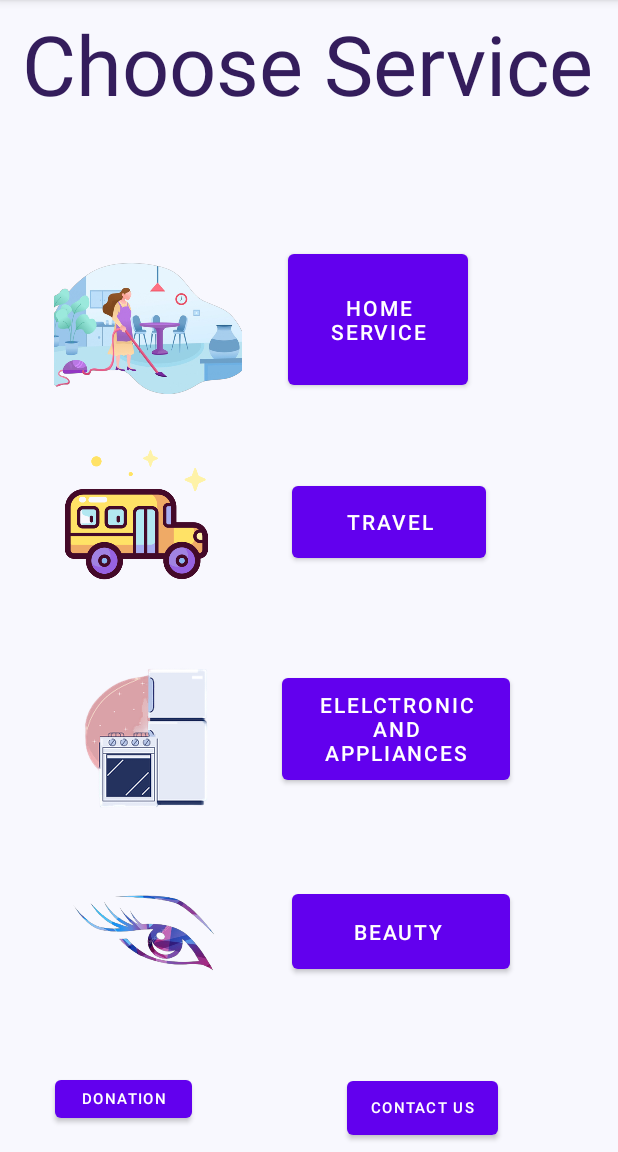
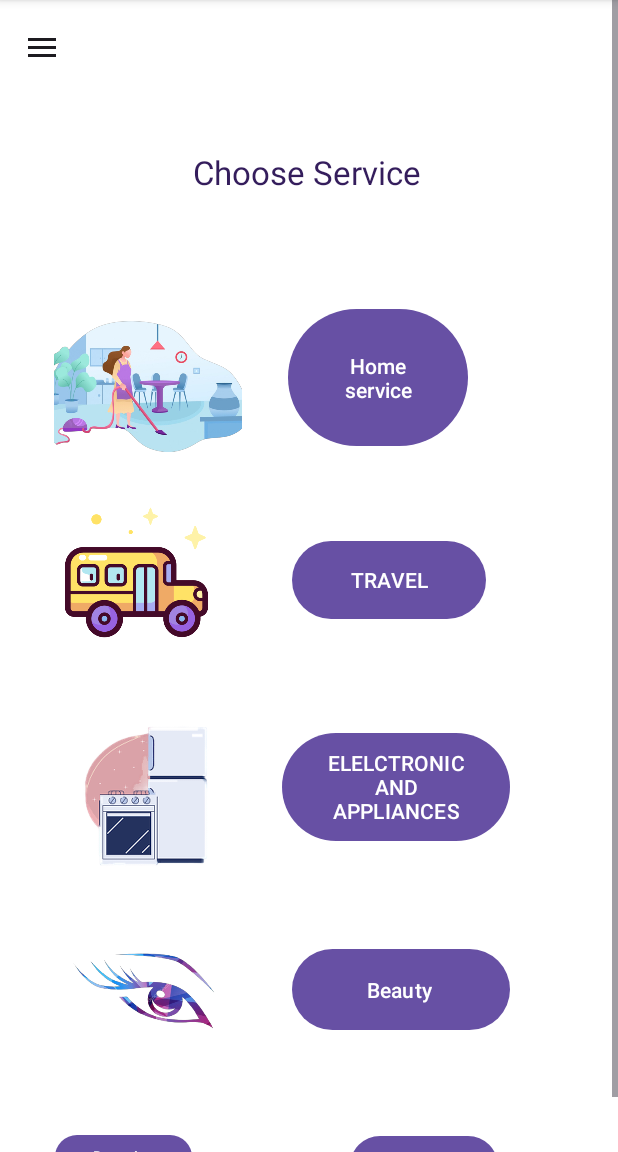
Before and after one commit to galibmahmudjim/Amenite, an Android app: the CustomerHomeActivity screen opened directly, with no data from a screen before it, on a phone screen of 412 x 824 dp, the part 84-1236 px from its top. Run offline under Robolectric (Android 15) with nearby library versions, the phone set to English and light mode, and no system bars; 1 statement that could not run was skipped.

Commit message:
Customer home activity drawerlayout added

```diff
--- a/app/build.gradle
+++ b/app/build.gradle
@@ -43,7 +43,7 @@ dependencies {
     implementation platform('com.google.firebase:firebase-bom:30.4.0')
     implementation 'com.google.firebase:firebase-auth'
     implementation 'com.google.firebase:firebase-firestore'
-    implementation 'androidx.appcompat:appcompat:1.4.2'
+    implementation 'androidx.appcompat:appcompat:1.5.0'
     implementation 'com.google.android.material:material:1.6.1'
     implementation 'androidx.constraintlayout:constraintlayout:2.1.4'
     implementation 'androidx.annotation:annotation:1.4.0'
@@ -51,6 +51,7 @@ dependencies {
     implementation 'androidx.lifecycle:lifecycle-viewmodel-ktx:2.5.1'
     implementation 'com.google.firebase:firebase-database:20.0.5'
     implementation 'com.google.firebase:firebase-analytics:17.2.2'
+    implementation 'com.google.android.material:material:1.0.0'
     testImplementation 'junit:junit:4.13.2'
     androidTestImplementation 'androidx.test.ext:junit:1.1.3'
     androidTestImplementation 'androidx.test.espresso:espresso-core:3.4.0'
--- a/app/src/main/AndroidManifest.xml
+++ b/app/src/main/AndroidManifest.xml
@@ -65,10 +65,10 @@
             android:exported="false" />
         <activity
             android:name=".MainActivity"
+            android:theme="@style/Theme.AppCompat.NoActionBar"
             android:exported="true" >
             <intent-filter>
                 <action android:name="android.intent.action.MAIN" />
-
                 <category android:name="android.intent.category.LAUNCHER" />
             </intent-filter>
         </activity>
--- a/app/src/main/java/com/example/amenite/Customer/CustomerHomeActivity.java
+++ b/app/src/main/java/com/example/amenite/Customer/CustomerHomeActivity.java
@@ -1,10 +1,16 @@
 package com.example.amenite.Customer;
 
+import androidx.annotation.NonNull;
+import androidx.appcompat.app.ActionBarDrawerToggle;
 import androidx.appcompat.app.AppCompatActivity;
+import androidx.appcompat.widget.Toolbar;
+import androidx.core.view.GravityCompat;
+import androidx.drawerlayout.widget.DrawerLayout;
 
 import android.content.Intent;
 import android.os.Bundle;
 import android.util.Log;
+import android.view.MenuItem;
 import android.view.View;
 import android.widget.Button;
 
@@ -14,22 +20,39 @@ import com.example.amenite.Customer.Services.BeautyServiceActivity;
 import com.example.amenite.Customer.Services.ElecrtronicandAppliancesServiceActivity;
 import com.example.amenite.Customer.Services.HomeServiceActivity;
 import com.example.amenite.Customer.Services.TravelServiceActivites;
+import com.google.android.material.navigation.NavigationView;
 
 public class CustomerHomeActivity extends AppCompatActivity {
     private static final String TAG = "Amenite_check";
+    private Button customerHomeActivityTravelButton;
+    private Button customerHomeActivityHomeserviceButton;
+    private Button customerHomeActivityContactusButton;
+    private Button customerHomeActivityDonationButton;
+    private Button customerHomeActivityBeautyButton;
+    private Button customerHomeActivityElectronicandappliancesButton;
+    private DrawerLayout customerHomeActivityDrawerlayout;
+    private NavigationView customerHomeActivityNavigationview;
+    private Toolbar customerHomeActivityToolbar;
 
     @Override
     protected void onCreate(Bundle savedInstanceState) {
         User user = new User();
         super.onCreate(savedInstanceState);
         setContentView(R.layout.activity_customer_home);
-       Button customerHomeActivityTravelButton = findViewById(R.id.CustomerHomeActivityTravelButton);
-       Button customerHomeActivityHomeserviceButton = findViewById(R.id.CustomerHomeActivityHomeserviceButton);
-       Button customerHomeActivityContactusButton = findViewById(R.id.CustomerHomeActivityContactusButton);
-       Button customerHomeActivityDonationButton = findViewById(R.id.CustomerHomeActivityDonationButton);
-       Button customerHomeActivityBeautyButton = findViewById(R.id.CustomerHomeActivityBeautyButton);
+        customerHomeActivityTravelButton = findViewById(R.id.CustomerHomeActivityTravelButton);
+        customerHomeActivityHomeserviceButton = findViewById(R.id.CustomerHomeActivityHomeserviceButton);
+        customerHomeActivityContactusButton = findViewById(R.id.CustomerHomeActivityContactusButton);
+        customerHomeActivityDonationButton = findViewById(R.id.CustomerHomeActivityDonationButton);
+        customerHomeActivityBeautyButton = findViewById(R.id.CustomerHomeActivityBeautyButton);
         Button customerHomeActivityElectronicandappliancesButton = findViewById(R.id.CustomerHomeActivityElectronicandappliancesButton);
-        Log.d(TAG, "onCreate: "+user.Username);
+        customerHomeActivityDrawerlayout = findViewById(R.id.customer_drawer_layout);
+        customerHomeActivityNavigationview = findViewById(R.id.customerHomeActivityNavigationview);
+        customerHomeActivityToolbar = findViewById(R.id.customerHomeActivityToolbar);
+        customerHomeActivityNavigationview.bringToFront();
+        setSupportActionBar(customerHomeActivityToolbar);
+        ActionBarDrawerToggle toggle = new ActionBarDrawerToggle(this, customerHomeActivityDrawerlayout, customerHomeActivityToolbar, R.string.navigation_drawer_open, R.string.navigation_drawer_close);
+        customerHomeActivityDrawerlayout.addDrawerListener(toggle);
+        toggle.syncState();
         customerHomeActivityHomeserviceButton.setOnClickListener(new View.OnClickListener() {
             @Override
             public void onClick(View view) {
@@ -68,5 +91,17 @@ public class CustomerHomeActivity extends AppCompatActivity {
                 startActivity(new Intent(CustomerHomeActivity.this, ContactUsActivity.class));
             }
         });
+
+    }
+
+    @Override
+    public void onBackPressed() {
+        if (customerHomeActivityDrawerlayout.isDrawerOpen(GravityCompat.START)) {
+            customerHomeActivityDrawerlayout.closeDrawer(GravityCompat.START);
+        } else {
+            super.onBackPressed();
         }
     }
+    dr
+
+}
--- a/app/src/main/java/com/example/amenite/MainActivity.java
+++ b/app/src/main/java/com/example/amenite/MainActivity.java
@@ -19,7 +19,7 @@ public class MainActivity extends AppCompatActivity {
     protected void onCreate(Bundle savedInstanceState) {
         super.onCreate(savedInstanceState);
         setContentView(R.layout.activity_main);
-        getSupportActionBar().hide();
+        //getSupportActionBar().hide();
         new Handler(Looper.getMainLooper()).postDelayed(new Runnable() {
             @Override
             public void run() {
--- a/app/src/main/java/com/example/amenite/Welcome.java
+++ b/app/src/main/java/com/example/amenite/Welcome.java
@@ -32,4 +32,13 @@ public class Welcome extends AppCompatActivity {
         });
 
     }
+
+    @Override
+    protected void onRestart() {
+        super.onRestart();
+        if(dBresources.firebaseUser!=null)
+        {
+          //  finish();
+        }
+    }
 }
--- /dev/null
+++ b/app/src/main/res/drawable/contactus_icon.xml
@@ -0,0 +1,5 @@
+<vector android:height="24dp" android:tint="#000000"
+    android:viewportHeight="24" android:viewportWidth="24"
+    android:width="24dp" xmlns:android="http://schemas.android.com/apk/res/android">
+    <path android:fillColor="@android:color/white" android:pathData="M11.5,2C6.81,2 3,5.81 3,10.5S6.81,19 11.5,19h0.5v3c4.86,-2.34 8,-7 8,-11.5C20,5.81 16.19,2 11.5,2zM12.5,16.5h-2v-2h2v2zM12.5,13h-2c0,-3.25 3,-3 3,-5 0,-1.1 -0.9,-2 -2,-2s-2,0.9 -2,2h-2c0,-2.21 1.79,-4 4,-4s4,1.79 4,4c0,2.5 -3,2.75 -3,5z"/>
+</vector>
--- /dev/null
+++ b/app/src/main/res/drawable/donation_icon.xml
@@ -0,0 +1,5 @@
+<vector android:height="24dp" android:tint="#000000"
+    android:viewportHeight="24" android:viewportWidth="24"
+    android:width="24dp" xmlns:android="http://schemas.android.com/apk/res/android">
+    <path android:fillColor="@android:color/white" android:pathData="M20,6h-2.18c0.11,-0.31 0.18,-0.65 0.18,-1 0,-1.66 -1.34,-3 -3,-3 -1.05,0 -1.96,0.54 -2.5,1.35l-0.5,0.67 -0.5,-0.68C10.96,2.54 10.05,2 9,2 7.34,2 6,3.34 6,5c0,0.35 0.07,0.69 0.18,1L4,6c-1.11,0 -1.99,0.89 -1.99,2L2,19c0,1.11 0.89,2 2,2h16c1.11,0 2,-0.89 2,-2L22,8c0,-1.11 -0.89,-2 -2,-2zM15,4c0.55,0 1,0.45 1,1s-0.45,1 -1,1 -1,-0.45 -1,-1 0.45,-1 1,-1zM9,4c0.55,0 1,0.45 1,1s-0.45,1 -1,1 -1,-0.45 -1,-1 0.45,-1 1,-1zM20,19L4,19v-2h16v2zM20,14L4,14L4,8h5.08L7,10.83 8.62,12 11,8.76l1,-1.36 1,1.36L15.38,12 17,10.83 14.92,8L20,8v6z"/>
+</vector>
--- /dev/null
+++ b/app/src/main/res/drawable/home_icon.xml
@@ -0,0 +1,5 @@
+<vector android:height="24dp" android:tint="#000000"
+    android:viewportHeight="24" android:viewportWidth="24"
+    android:width="24dp" xmlns:android="http://schemas.android.com/apk/res/android">
+    <path android:fillColor="@android:color/white" android:pathData="M10,20v-6h4v6h5v-8h3L12,3 2,12h3v8z"/>
+</vector>
--- /dev/null
+++ b/app/src/main/res/drawable/logout_icon.xml
@@ -0,0 +1,5 @@
+<vector android:height="24dp" android:tint="#000000"
+    android:viewportHeight="24" android:viewportWidth="24"
+    android:width="24dp" xmlns:android="http://schemas.android.com/apk/res/android">
+    <path android:fillColor="@android:color/white" android:pathData="M11,7L9.6,8.4l2.6,2.6H2v2h10.2l-2.6,2.6L11,17l5,-5L11,7zM20,19h-8v2h8c1.1,0 2,-0.9 2,-2V5c0,-1.1 -0.9,-2 -2,-2h-8v2h8V19z"/>
+</vector>
--- /dev/null
+++ b/app/src/main/res/drawable/menu.xml
@@ -0,0 +1,5 @@
+<vector android:height="24dp" android:tint="#000000"
+    android:viewportHeight="24" android:viewportWidth="24"
+    android:width="24dp" xmlns:android="http://schemas.android.com/apk/res/android">
+    <path android:fillColor="@android:color/white" android:pathData="M3,18h18v-2L3,16v2zM3,13h18v-2L3,11v2zM3,6v2h18L21,6L3,6z"/>
+</vector>
--- a/app/src/main/res/layout/activity_customer_home.xml
+++ b/app/src/main/res/layout/activity_customer_home.xml
@@ -1,19 +1,49 @@
 <?xml version="1.0" encoding="utf-8"?>
-<androidx.constraintlayout.widget.ConstraintLayout xmlns:android="http://schemas.android.com/apk/res/android"
+<androidx.drawerlayout.widget.DrawerLayout xmlns:android="http://schemas.android.com/apk/res/android"
     xmlns:app="http://schemas.android.com/apk/res-auto"
     xmlns:tools="http://schemas.android.com/tools"
     android:layout_width="match_parent"
     android:layout_height="match_parent"
     android:background="@color/ghost_white"
+    android:fitsSystemWindows="true"
+    android:theme="@style/Theme.Material3.Light.NoActionBar"
+    tools:context=".Customer.CustomerHomeActivity"
+    tools:openDrawer="start"
+    android:id="@+id/customer_drawer_layout">
 
-    tools:context=".Customer.CustomerHomeActivity">
+    <com.google.android.material.navigation.NavigationView
+        android:id="@+id/customerHomeActivityNavigationview"
+        android:layout_width="wrap_content"
+        android:layout_height="match_parent"
+        app:headerLayout="@layout/customer_menu_header"
+        app:menu="@menu/customer_menu"
+        android:layout_gravity="start"/>
+    <ScrollView
+        android:layout_width="match_parent"
+        android:layout_height="match_parent">
 
+        <androidx.constraintlayout.widget.ConstraintLayout
+            android:layout_width="match_parent"
+            android:layout_height="match_parent"
+            android:background="@color/white">
+            <androidx.appcompat.widget.Toolbar
+                android:id="@+id/customerHomeActivityToolbar"
+                android:layout_width="0dp"
+                android:layout_height="wrap_content"
+                android:background="#00008577"
+                android:minHeight="?attr/actionBarSize"
+                android:theme="?attr/actionBarTheme"
+                app:layout_constraintEnd_toEndOf="parent"
+                app:layout_constraintStart_toStartOf="parent"
+                app:layout_constraintTop_toTopOf="parent"
+                app:navigationIcon="@drawable/menu"
+                />
             <TextView
                 android:id="@+id/textView3"
                 android:layout_width="382dp"
-        android:layout_height="0dp"
+                android:layout_height="30dp"
                 android:layout_marginStart="13dp"
-        android:layout_marginTop="5dp"
+                android:layout_marginTop="100dp"
                 android:layout_marginEnd="16dp"
                 android:layout_marginBottom="623dp"
                 android:autoSizeTextType="uniform"
@@ -129,4 +159,8 @@
                 app:layout_constraintEnd_toEndOf="@+id/CustomerHomeActivityBeautyButton"
                 app:layout_constraintTop_toBottomOf="@+id/textView3"
                 app:layout_constraintVertical_bias="0.982" />
+
+
         </androidx.constraintlayout.widget.ConstraintLayout>
+    </ScrollView>
+</androidx.drawerlayout.widget.DrawerLayout>
--- /dev/null
+++ b/app/src/main/res/layout/customer_menu_header.xml
@@ -0,0 +1,18 @@
+<?xml version="1.0" encoding="utf-8"?>
+<LinearLayout
+    xmlns:tools="http://schemas.android.com/tools"
+    xmlns:app="http://schemas.android.com/apk/res-auto"
+    xmlns:android="http://schemas.android.com/apk/res/android"
+    android:layout_height="200dp"
+    android:layout_width="match_parent"
+    android:orientation="vertical"
+    android:background="@color/purple_200"
+    android:padding="20dp"
+    android:gravity="bottom">
+    <ImageView
+
+        android:layout_width="75dp"
+        android:layout_height="75dp"
+        android:src="@drawable/amenite_logo"/>
+
+</LinearLayout>
--- /dev/null
+++ b/app/src/main/res/menu/customer_menu.xml
@@ -0,0 +1,13 @@
+<?xml version="1.0" encoding="utf-8"?>
+<menu xmlns:android="http://schemas.android.com/apk/res/android">
+    <group android:checkableBehavior="single">
+        <item
+            android:id="@+id/customerMenuHome"
+            android:icon="@drawable/home_icon"
+            android:title="Home" />
+        <item
+            android:id="@+id/customerMenuLogout"
+            android:icon="@drawable/logout_icon"
+            android:title="Logout" />
+    </group>
+</menu>
--- a/app/src/main/res/values-night/themes.xml
+++ b/app/src/main/res/values-night/themes.xml
@@ -1,6 +1,6 @@
 <resources xmlns:tools="http://schemas.android.com/tools">
     <!-- Base application theme. -->
-    <style name="Theme.Amenite" parent="Theme.MaterialComponents.DayNight.DarkActionBar">
+    <style name="Theme.Amenite" parent="Theme.MaterialComponents.DayNight.NoActionBar">
         <!-- Primary brand color. -->
         <item name="colorPrimary">@color/purple_200</item>
         <item name="colorPrimaryVariant">@color/purple_700</item>
--- a/app/src/main/res/values/strings.xml
+++ b/app/src/main/res/values/strings.xml
@@ -10,6 +10,8 @@
     <string name="invalid_password">Password must be >5 characters</string>
     <string name="login_failed">"Login failed"</string>
     <string name="title_activity_login2">LoginActivity2</string>
+    <string name="navigation_drawer_open">Open navigation drawer</string>
+    <string name="navigation_drawer_close">Close navigation drawer</string>
     <string-array name="Roles">
         <item>Admin</item>
         <item>Customer</item>
```
Lines whose indentation alone changed are shown as unchanged.
